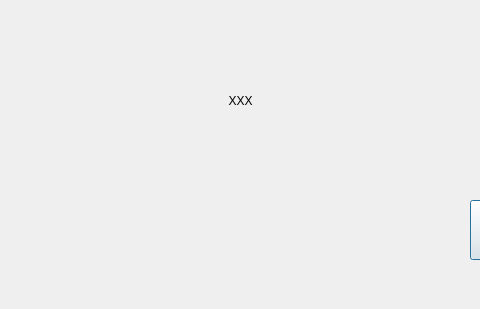
The window that src/XMusic/msgbox.ui (1028417/XMusic) describes before a commit, drawn with Qt 5; both pictures show x 160 to 640 and y 0 to 309 of the 800 by 309 pixel window.
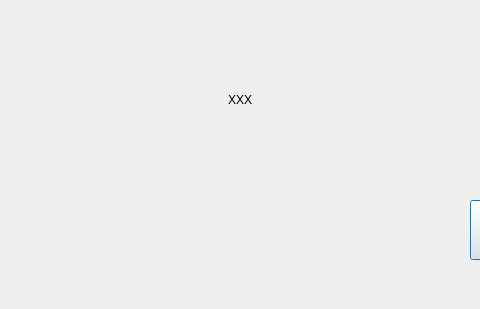
The same window after the commit. Custom widgets are drawn as their Qt base class.

What changed in the file:
```diff
--- a/src/XMusic/msgbox.ui
+++ b/src/XMusic/msgbox.ui
@@ -18,8 +18,8 @@
     <rect>
      <x>40</x>
      <y>60</y>
-     <width>721</width>
-     <height>81</height>
+     <width>720</width>
+     <height>80</height>
     </rect>
    </property>
    <property name="text">
```
